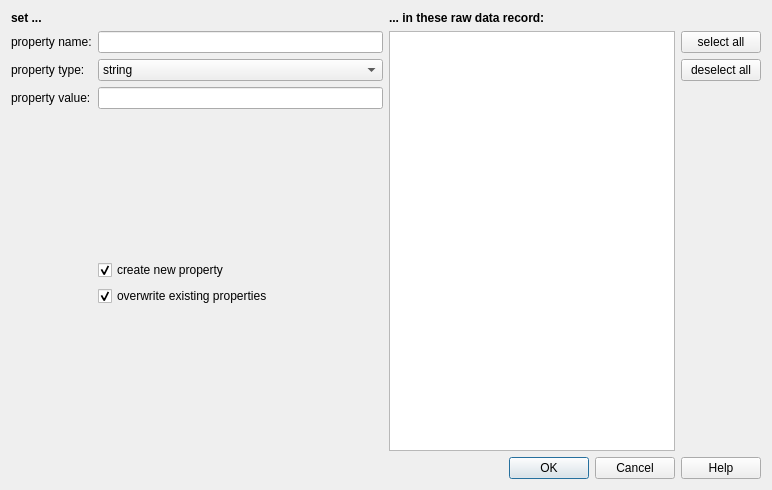
First picture: the form in application/dlgrdrsetproperty.ui, repository jkriege2/QuickFit3, before the edit.
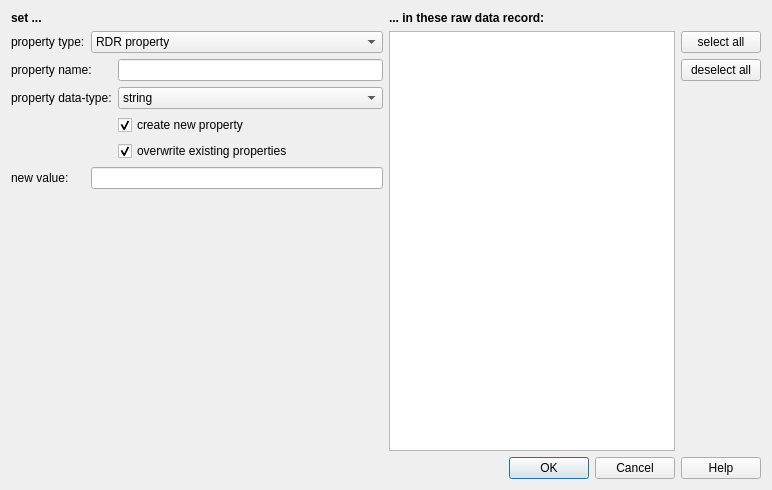
Second picture: the form after the edit.

What changed in the file:
```diff
--- a/application/dlgrdrsetproperty.ui
+++ b/application/dlgrdrsetproperty.ui
@@ -30,24 +30,72 @@
    </item>
    <item row="1" column="0">
     <layout class="QFormLayout" name="formLayout">
+     <property name="fieldGrowthPolicy">
+      <enum>QFormLayout::AllNonFixedFieldsGrow</enum>
+     </property>
      <item row="0" column="0">
+      <widget class="QLabel" name="label_6">
+       <property name="text">
+        <string>property type:</string>
+       </property>
+      </widget>
+     </item>
+     <item row="0" column="1">
+      <widget class="QComboBox" name="cmbWhich">
+       <item>
+        <property name="text">
+         <string>RDR property</string>
+        </property>
+       </item>
+       <item>
+        <property name="text">
+         <string>name</string>
+        </property>
+       </item>
+       <item>
+        <property name="text">
+         <string>folder</string>
+        </property>
+       </item>
+       <item>
+        <property name="text">
+         <string>group</string>
+        </property>
+       </item>
+       <item>
+        <property name="text">
+         <string>role</string>
+        </property>
+       </item>
+      </widget>
+     </item>
+     <item row="1" column="0" colspan="2">
+      <widget class="QWidget" name="widProp" native="true">
+       <layout class="QFormLayout" name="formLayout_2">
+        <property name="fieldGrowthPolicy">
+         <enum>QFormLayout::AllNonFixedFieldsGrow</enum>
+        </property>
+        <property name="margin">
+         <number>0</number>
+        </property>
+        <item row="1" column="0">
       <widget class="QLabel" name="label_3">
        <property name="text">
         <string>property name:</string>
        </property>
       </widget>
      </item>
-     <item row="0" column="1">
+        <item row="1" column="1">
       <widget class="QLineEdit" name="edtName"/>
      </item>
-     <item row="1" column="0">
+        <item row="2" column="0">
       <widget class="QLabel" name="label_4">
        <property name="text">
-        <string>property type:</string>
+           <string>property data-type:</string>
        </property>
       </widget>
      </item>
-     <item row="1" column="1">
+        <item row="2" column="1">
       <widget class="QComboBox" name="cmbType">
        <item>
         <property name="text">
@@ -71,30 +119,7 @@
        </item>
       </widget>
      </item>
-     <item row="2" column="0">
-      <widget class="QLabel" name="label_5">
-       <property name="text">
-        <string>property value:</string>
-       </property>
-      </widget>
-     </item>
-     <item row="2" column="1">
-      <widget class="QLineEdit" name="edtValue"/>
-     </item>
      <item row="3" column="1">
-      <spacer name="verticalSpacer">
-       <property name="orientation">
-        <enum>Qt::Vertical</enum>
-       </property>
-       <property name="sizeHint" stdset="0">
-        <size>
-         <width>20</width>
-         <height>40</height>
-        </size>
-       </property>
-      </spacer>
-     </item>
-     <item row="4" column="1">
       <widget class="QCheckBox" name="chkCreate">
        <property name="text">
         <string>create new property</string>
@@ -104,7 +129,7 @@
        </property>
       </widget>
      </item>
-     <item row="5" column="1">
+        <item row="4" column="1">
       <widget class="QCheckBox" name="chkOverwrite">
        <property name="text">
         <string>overwrite existing properties</string>
@@ -114,7 +139,20 @@
        </property>
       </widget>
      </item>
-     <item row="6" column="1">
+       </layout>
+      </widget>
+     </item>
+     <item row="2" column="0">
+      <widget class="QLabel" name="label_5">
+       <property name="text">
+        <string>new value:</string>
+       </property>
+      </widget>
+     </item>
+     <item row="2" column="1">
+      <widget class="QLineEdit" name="edtValue"/>
+     </item>
+     <item row="3" column="1">
       <spacer name="verticalSpacer_3">
        <property name="orientation">
         <enum>Qt::Vertical</enum>
```
Lines whose indentation alone changed are shown as unchanged.
